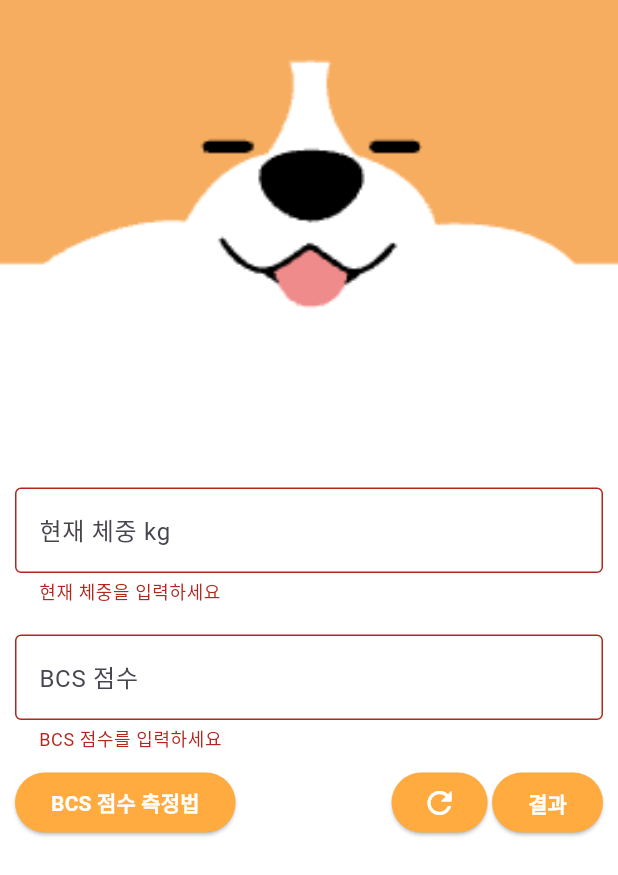
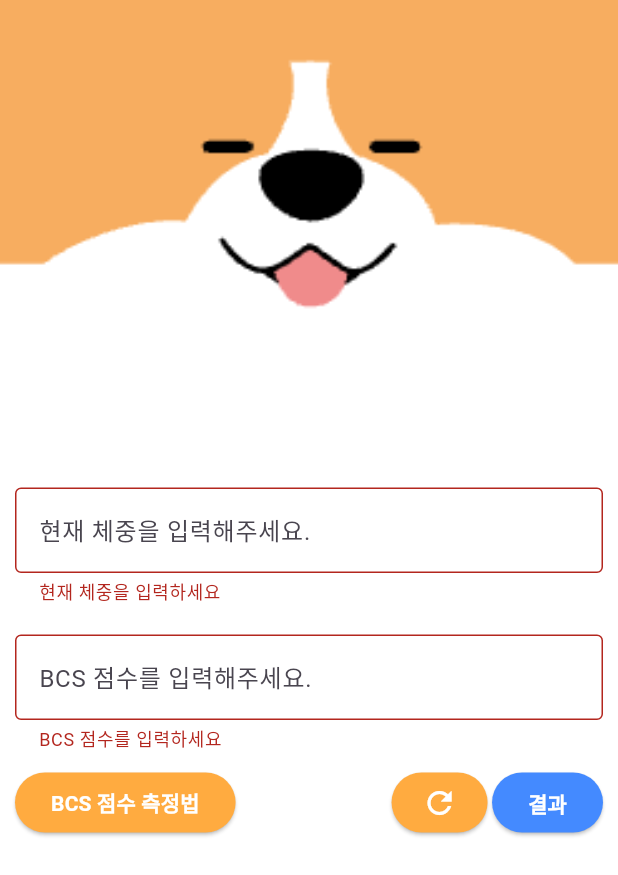
Before and after one commit to HACCP92/bmi_calculator, a Flutter app: the screen it shows after launch, after a tap on "결과", on a phone screen of 412 x 824 dp. Shown: the top 875 px of the screen. Run offline on Flutter 3.47's test engine with Material 2 defaults, Android fonts, the phone set to English and light mode, and no system bars; our stand-ins replace go_router, lottie, shared_preferences.

Commit message:
ADD : 유효성 검사 수정완료

```diff
--- a/lib/presentation/main/main_screen.dart
+++ b/lib/presentation/main/main_screen.dart
@@ -160,7 +160,7 @@ class _MainScreenState extends State<MainScreen> {
                       ),
                       focusedBorder: OutlineInputBorder(
                           borderSide: BorderSide(color: Colors.orangeAccent)),
-                      hintText: '현재 체중 kg',
+                      hintText: '현재 체중을 입력해주세요.',
                     ),
                     keyboardType: TextInputType.number,
                     validator: (value) {
@@ -169,7 +169,7 @@ class _MainScreenState extends State<MainScreen> {
                       }
                       final weight = int.tryParse(value);
                       if (weight == null || weight < 1 || weight > 99) {
-                        return '현재 체중은 1부터 99까지 입력 가능합니다';
+                        return '현재 체중은 1부터 99까지 숫자만 입력 가능합니다';
                       }
                       return null;
                     },
@@ -183,7 +183,7 @@ class _MainScreenState extends State<MainScreen> {
                       ),
                       focusedBorder: OutlineInputBorder(
                           borderSide: BorderSide(color: Colors.orangeAccent)),
-                      hintText: 'BCS 점수',
+                      hintText: 'BCS 점수를 입력해주세요.',
                     ),
                     keyboardType: TextInputType.number,
                     validator: _validateBcs,
@@ -385,7 +385,7 @@ class _MainScreenState extends State<MainScreen> {
                               );
                             },
                             style: ElevatedButton.styleFrom(
-                              backgroundColor: Colors.orangeAccent, // 배경색 설정
+                              backgroundColor: Colors.blueAccent, // 배경색 설정
                             ),
                             child: const Hero(
                               tag: 'result_button_tag',
```
